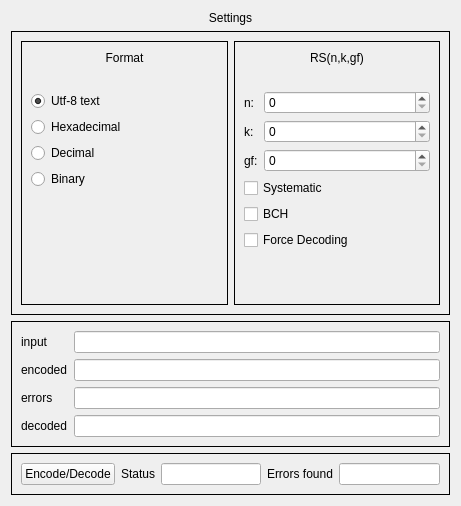
Before: the Qt Designer form src/phyether/gui/ui/rs_widget.ui in iwanicki92/Ethernet-physical-layer-simulator, drawn with Qt 5.
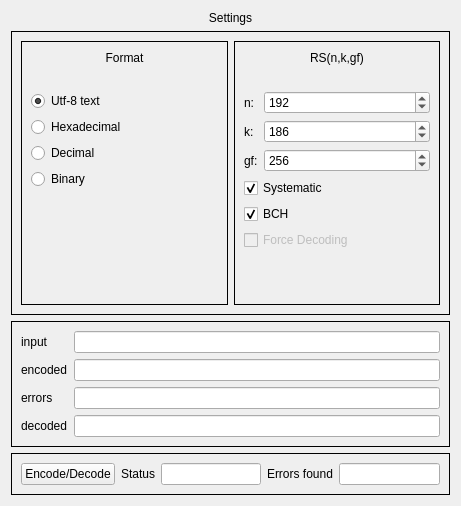
After: the same form once the commit is applied. Custom widgets are drawn as their Qt base class.

Commit message: gui: ReedSolomon: encode in another thread, refactor converters

Diff of the .ui file:
```diff
--- a/src/phyether/gui/ui/rs_widget.ui
+++ b/src/phyether/gui/ui/rs_widget.ui
@@ -204,6 +204,15 @@
                <property name="toolTip">
                 <string>&lt;html&gt;&lt;head/&gt;&lt;body&gt;&lt;p&gt;Codeword length&lt;/p&gt;&lt;/body&gt;&lt;/html&gt;</string>
                </property>
+               <property name="minimum">
+                <number>3</number>
+               </property>
+               <property name="maximum">
+                <number>10000</number>
+               </property>
+               <property name="value">
+                <number>192</number>
+               </property>
               </widget>
              </item>
              <item row="1" column="1">
@@ -211,6 +220,15 @@
                <property name="toolTip">
                 <string>&lt;html&gt;&lt;head/&gt;&lt;body&gt;&lt;p&gt;Message length&lt;/p&gt;&lt;/body&gt;&lt;/html&gt;</string>
                </property>
+               <property name="minimum">
+                <number>2</number>
+               </property>
+               <property name="maximum">
+                <number>9999</number>
+               </property>
+               <property name="value">
+                <number>186</number>
+               </property>
               </widget>
              </item>
              <item row="2" column="1">
@@ -218,6 +236,15 @@
                <property name="toolTip">
                 <string>&lt;html&gt;&lt;head/&gt;&lt;body&gt;&lt;p&gt;Galois/finite field order&lt;/p&gt;&lt;/body&gt;&lt;/html&gt;</string>
                </property>
+               <property name="minimum">
+                <number>4</number>
+               </property>
+               <property name="maximum">
+                <number>10000</number>
+               </property>
+               <property name="value">
+                <number>256</number>
+               </property>
               </widget>
              </item>
             </layout>
@@ -230,6 +257,9 @@
              <property name="text">
               <string>Systematic</string>
              </property>
+             <property name="checked">
+              <bool>true</bool>
+             </property>
             </widget>
            </item>
            <item>
@@ -240,10 +270,16 @@
              <property name="text">
               <string>BCH</string>
              </property>
+             <property name="checked">
+              <bool>true</bool>
+             </property>
             </widget>
            </item>
            <item>
             <widget class="QCheckBox" name="force_checkBox">
+             <property name="enabled">
+              <bool>false</bool>
+             </property>
              <property name="toolTip">
               <string>&lt;html&gt;&lt;head/&gt;&lt;body&gt;&lt;p&gt;Try to decode even if algorithm says it can't&lt;/p&gt;&lt;/body&gt;&lt;/html&gt;</string>
              </property>
```
Left out of the diff: 16 changed lines with no effect on the pictures. The commit also changes 4 other files.
